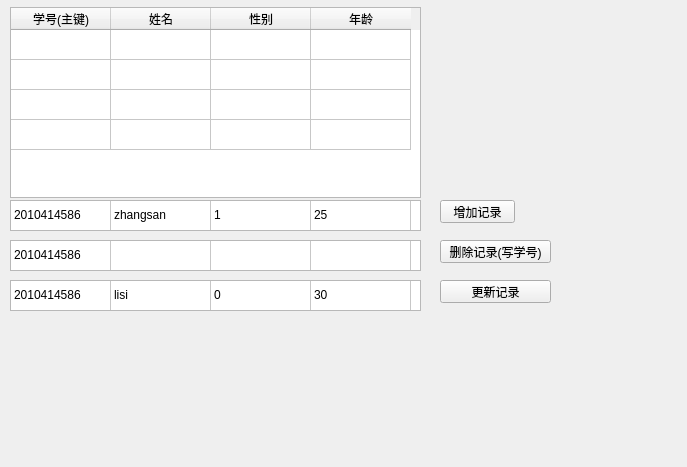
Old version of the form service/database/logic/databasewig.ui in the repository wangyangyangisme/qt_open_icon.
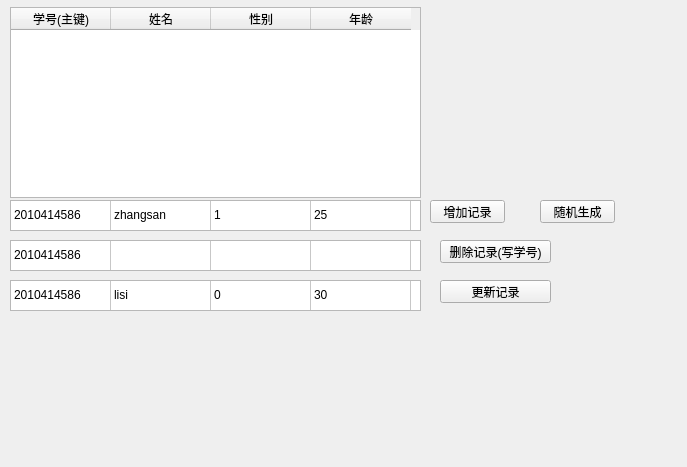
New version of the form.

The edit to the form file:
```diff
--- a/service/database/logic/databasewig.ui
+++ b/service/database/logic/databasewig.ui
@@ -16,7 +16,7 @@
   <widget class="QPushButton" name="addBtn">
    <property name="geometry">
     <rect>
-     <x>440</x>
+     <x>430</x>
      <y>200</y>
      <width>75</width>
      <height>23</height>
@@ -36,7 +36,7 @@
     </rect>
    </property>
    <property name="rowCount">
-    <number>4</number>
+    <number>0</number>
    </property>
    <attribute name="horizontalHeaderVisible">
     <bool>true</bool>
@@ -44,10 +44,6 @@
    <attribute name="verticalHeaderVisible">
     <bool>false</bool>
    </attribute>
-   <row/>
-   <row/>
-   <row/>
-   <row/>
    <column>
     <property name="text">
      <string>学号(主键)</string>
@@ -275,6 +271,19 @@
     </property>
    </item>
   </widget>
+  <widget class="QPushButton" name="randmStuBtn">
+   <property name="geometry">
+    <rect>
+     <x>540</x>
+     <y>200</y>
+     <width>75</width>
+     <height>23</height>
+    </rect>
+   </property>
+   <property name="text">
+    <string>随机生成</string>
+   </property>
+  </widget>
  </widget>
  <resources/>
  <connections/>
```
Left out of the diff: 14 changed lines with no effect on the pictures.
